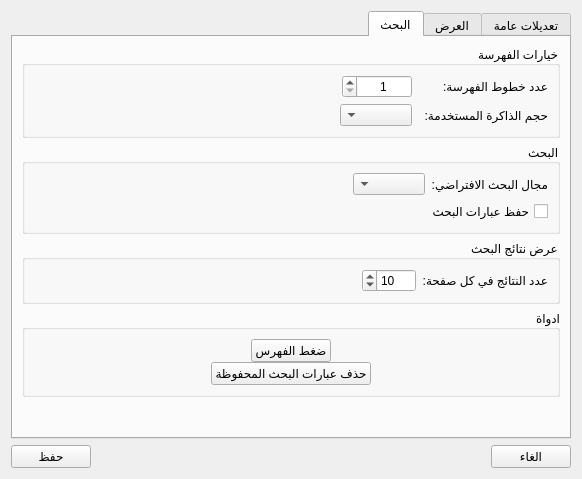
Before: the Qt Designer form src/settingsdialog.ui in boussouira/moltaqa, drawn with Qt 5.
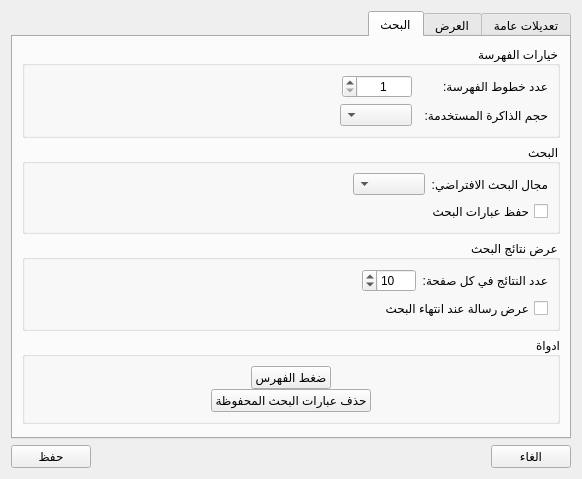
After: the same form once the commit is applied. The open tabs and pages were chosen to show the change.

Commit message: Option to show search finish

```diff
--- a/src/settingsdialog.ui
+++ b/src/settingsdialog.ui
@@ -539,6 +539,13 @@
             </item>
            </layout>
           </item>
+          <item>
+           <widget class="QCheckBox" name="checkShowMessageAfterSearch">
+            <property name="text">
+             <string>عرض رسالة عند انتهاء البحث</string>
+            </property>
+           </widget>
+          </item>
          </layout>
         </widget>
        </item>
```
The commit also changes 3 other files.
